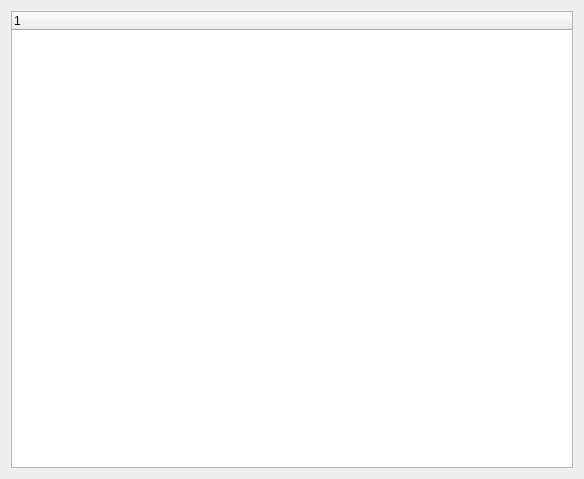
Old version of the form TreePage.ui in the repository StellarRaccoon/DnD-Character-Builder.
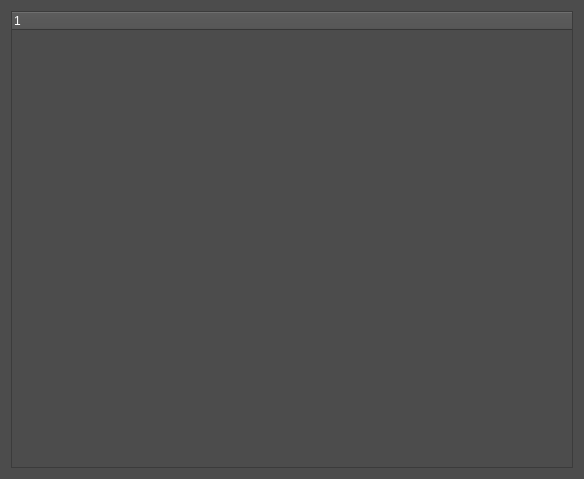
New version of the form.

Diff of the .ui file:
```diff
--- a/TreePage.ui
+++ b/TreePage.ui
@@ -13,6 +13,12 @@
   <property name="windowTitle">
    <string>Form</string>
   </property>
+  <property name="styleSheet">
+   <string notr="true">color: rgb(255, 255, 255);
+border-color: rgb(170, 0, 0);
+font: 12pt &quot;Verdana&quot;;
+background-color: rgb(76, 76, 76);</string>
+  </property>
   <layout class="QGridLayout" name="gridLayout">
    <item row="0" column="0">
     <widget class="QTreeWidget" name="treeWidget">
```
